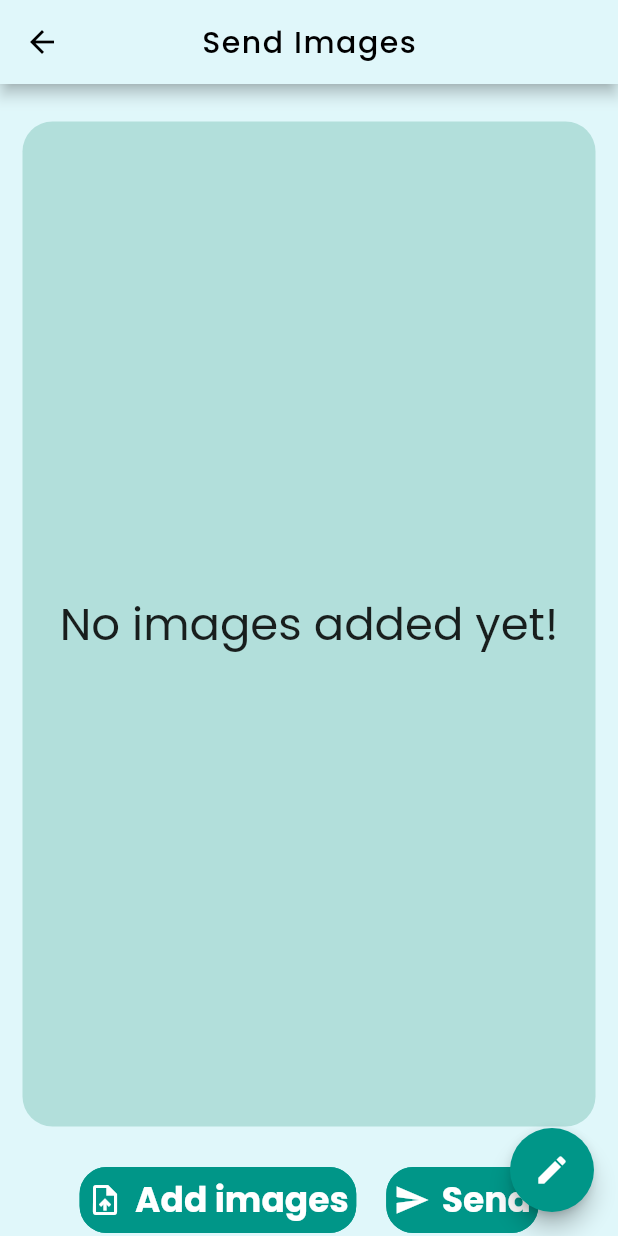
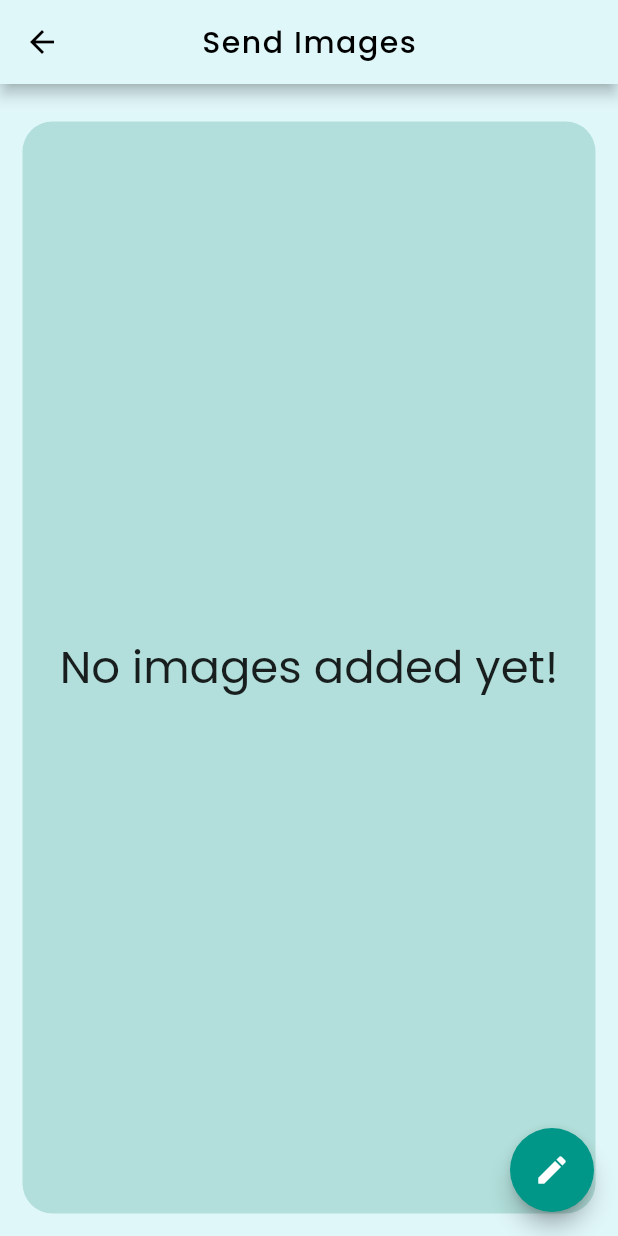
Before and after one commit to JDMukiibs/smart_class_api_consumer, a Flutter app: the Home screen opened by its route, after a tap on "Images", on a phone screen of 412 x 824 dp. Run offline on Flutter 3.47's test engine with Material 2 defaults, Android fonts, the phone set to English and light mode, and no system bars; our stand-ins replace flutter_fadein, flutter_svg, image_picker, shared_preferences, syncfusion_flutter_charts; accounts and stored records are empty.

Commit message:
Final additions have been made
Modifications have been made to home.dart and send_images.dart and I can say some error handling also implemented and further tests done now with server implementing the call to the model to be able to predict what the user is doing in an uploaded image.

Finally the end is very much near :)

```diff
--- a/lib/pages/home.dart
+++ b/lib/pages/home.dart
@@ -145,7 +145,18 @@ class _HomeState extends State<Home> {
                             color: Colors.black,
                           ),
                         ),
-                        Expanded(child: (_studentReport.checkReportStatus()) ? recentSVG : buildChart()),
+                        SizedBox(height: 30),
+                        Expanded(
+                            child: (_studentReport.checkReportStatus())
+                                ? Text(
+                              "No recent report to show. Click Metric Report to fetch some data. Or, add some images and get a report",
+                              textAlign: TextAlign.center,
+                              style: TextStyle(
+                                fontSize: 18,
+                              ),
+                            )
+                                : buildChart()
+                        ),
                       ],
                     ),
                   ),
--- a/lib/pages/metric_reports.dart
+++ b/lib/pages/metric_reports.dart
@@ -77,8 +77,9 @@ class _MetricReportsState extends State<MetricReports> {
             } else {
               final snackBar = SnackBar(
                 content: Text("Failed to fetch report!"),
+                duration: Duration(seconds: 2, milliseconds: 500),
                 action: SnackBarAction(
-                  label: 'Retry',
+                  label: 'Close',
                   onPressed: (){},
                 ),
               );
--- a/lib/pages/send_images.dart
+++ b/lib/pages/send_images.dart
@@ -14,9 +14,6 @@ class SendImages extends StatefulWidget {
 }
 
 class _SendImagesState extends State<SendImages> {
-
-  late XFile imageFile;
-  late List <XFile?> images = [];
   List <XFile>? _imageFileList;
 
   set _imageFile(XFile? value) {
@@ -61,16 +58,6 @@ class _SendImagesState extends State<SendImages> {
     }
   }
 
-  void chooseImage(ImageSource source) async {
-    final pickedFile = await _picker.pickImage(source: source);
-
-    setState(() {
-      images.add(pickedFile);
-      imageFile = pickedFile!;
-      imagePaths.add(imageFile.path);
-    });
-  }
-
   // void _showAction(BuildContext context, int index) {
   //   showDialog<void>(
   //     context: context,
@@ -93,7 +80,7 @@ class _SendImagesState extends State<SendImages> {
     return GridView.builder(
       itemCount: images.length,
       gridDelegate: SliverGridDelegateWithFixedCrossAxisCount(
-        crossAxisCount: 2,
+        crossAxisCount: 4,
         crossAxisSpacing: 10,
         mainAxisSpacing: 10,
       ),
@@ -158,102 +145,6 @@ class _SendImagesState extends State<SendImages> {
                 ),
             ),
           ),
-          SizedBox(height: 10),
-          Row(
-            mainAxisAlignment: MainAxisAlignment.center,
-            children: [
-              TextButton.icon(
-                onPressed: () {
-                  chooseImage(ImageSource.gallery);
-                },
-                icon: Icon(
-                  Icons.upload_file,
-                  color: Colors.white,
-                ),
-                label: Text(
-                  'Add images',
-                  style: TextStyle(
-                    fontFamily: 'Poppins',
-                    fontWeight: FontWeight.bold,
-                    fontSize: 23,
-                    color: Colors.white,
-                  ),
-                ),
-                style: ButtonStyle(
-                    padding: MaterialStateProperty.all<EdgeInsets>(EdgeInsets.all(5)),
-                    backgroundColor: MaterialStateProperty.all<Color>(Colors.teal),
-                    shape: MaterialStateProperty.all<RoundedRectangleBorder>(
-                        RoundedRectangleBorder(
-                          borderRadius: BorderRadius.circular(18.0),
-                          side: BorderSide(color: Colors.teal),
-                        )
-                    )
-                ),
-              ),
-              SizedBox(width: 20),
-              TextButton.icon(
-                onPressed: () async {
-                  if (images.length == 0){
-                    final snackBar = SnackBar(
-                      content: Text("No uploaded images!"),
-                      action: SnackBarAction(
-                        label: "Upload",
-                        onPressed: (){},
-                      ),
-                    );
-                    ScaffoldMessenger.of(context).showSnackBar(snackBar);
-                  } else {
-                    for (var image in images)
-                    {
-                      try
-                      {
-                        final uploadResult = await uploadImage(image);
-                        setState(() {
-                          print(uploadResult);
-                          //Navigator.pushReplacementNamed(context, '/reports', arguments: _futureAlbum);
-                        });
-                      }
-                      catch(e){
-                        print("Caught error: $e");
-                        final snackBar = SnackBar(
-                          content: Text("Failed to send images!"),
-                          action: SnackBarAction(
-                            label: 'Retry',
-                            onPressed: (){},
-                          ),
-                        );
-                        ScaffoldMessenger.of(context).showSnackBar(snackBar);
-                        break;
-                      }
-                    }
-                  }
-                },
-                icon: Icon(
-                  Icons.send,
-                  color: Colors.white,
-                ),
-                label: Text(
-                  'Send',
-                  style: TextStyle(
-                    fontFamily: 'Poppins',
-                    fontWeight: FontWeight.bold,
-                    fontSize: 23,
-                    color: Colors.white,
-                  ),
-                ),
-                style: ButtonStyle(
-                    padding: MaterialStateProperty.all<EdgeInsets>(EdgeInsets.all(5)),
-                    backgroundColor: MaterialStateProperty.all<Color>(Colors.teal),
-                    shape: MaterialStateProperty.all<RoundedRectangleBorder>(
-                        RoundedRectangleBorder(
-                          borderRadius: BorderRadius.circular(18.0),
-                          side: BorderSide(color: Colors.teal),
-                        )
-                    )
-                ),
-              ),
-            ],
-          )
         ],
       ),
       floatingActionButton: ExpandableFab(
@@ -266,6 +157,71 @@ class _SendImagesState extends State<SendImages> {
           ActionButton(
             onPressed: () => _onImageButtonPressed(ImageSource.camera),
             icon: const Icon(Icons.add_a_photo),
+          ),
+          ActionButton(
+            onPressed: () async {
+              if (imagePaths.length == 0){
+                final snackBar = SnackBar(
+                  content: Text("Add some images first!"),
+                  duration: Duration(seconds: 2, milliseconds: 500),
+                  action: SnackBarAction(
+                    label: "Close",
+                    onPressed: (){},
+                  ),
+                );
+                ScaffoldMessenger.of(context).showSnackBar(snackBar);
+              } else {
+                // Iterate through our images and upload each one and catch any errors that occur
+                var counter = 0;
+                for (var image in _imageFileList!)
+                {
+                  try
+                  {
+                    final uploadResult = await uploadImage(image);
+                    if (uploadResult == "CREATED") {
+                      setState(() {
+                        counter++;
+                        print(uploadResult);
+                        final snackBar = SnackBar(
+                          content: Text("$counter out of ${imagePaths.length} sent!"),
+                          duration: Duration(seconds: 3, milliseconds: 500),
+                          action: SnackBarAction(
+                            label: 'Close',
+                            onPressed: (){},
+                          ),
+                        );
+                        ScaffoldMessenger.of(context).showSnackBar(snackBar);
+                      });
+                    }else {
+                      final snackBar = SnackBar(
+                        content: Text("Response: $uploadResult"),
+                        duration: Duration(seconds: 4, milliseconds: 500),
+                        action: SnackBarAction(
+                          label: 'Close',
+                          onPressed: (){},
+                        ),
+                      );
+                      ScaffoldMessenger.of(context).showSnackBar(snackBar);
+                    }
+                  }
+                  catch(e){
+                    // Catch any other errors regarding other types of exceptions
+                    print("Caught error: $e");
+                    final snackBar = SnackBar(
+                      content: Text("Failed to send images!"),
+                      duration: Duration(seconds: 2, milliseconds: 500),
+                      action: SnackBarAction(
+                        label: 'Close',
+                        onPressed: (){},
+                      ),
+                    );
+                    ScaffoldMessenger.of(context).showSnackBar(snackBar);
+                    break; // If we catch any errors during any point of upload we break out
+                  }
+                }
+              }
+            },
+            icon: const Icon(Icons.upload),
           )
         ],
       ),
--- a/lib/services/student_report.dart
+++ b/lib/services/student_report.dart
@@ -105,21 +105,12 @@ Future<String?> uploadImage(filename) async {
 
   var request = http.MultipartRequest('POST', uri);
   var multipartFile = new http.MultipartFile('picture', stream, length, filename: basename(filename.path));
+  print("Multipart file created.");
 
   request.files.add(multipartFile);
-  final response = await request.send();
+  final response = await request.send().timeout(Duration(seconds: 4));
   print(response.statusCode);
   return response.reasonPhrase;
-
-  // if (response.statusCode == 201) {
-  //   // If the server did return a 201 CREATED response,
-  //   // then parse the JSON.
-  //   return response.reasonPhrase;
-  // } else {
-  //   // If the server did not return a 201 CREATED response,
-  //   // then throw an exception.
-  //   throw Exception('Failed to create album.');
-  // }
 }
 
 extension StringExtension on String {
```
Also changed, not shown: lib/helper_widgets_and_functions/svg_generator.dart (+1 -7 lines).
